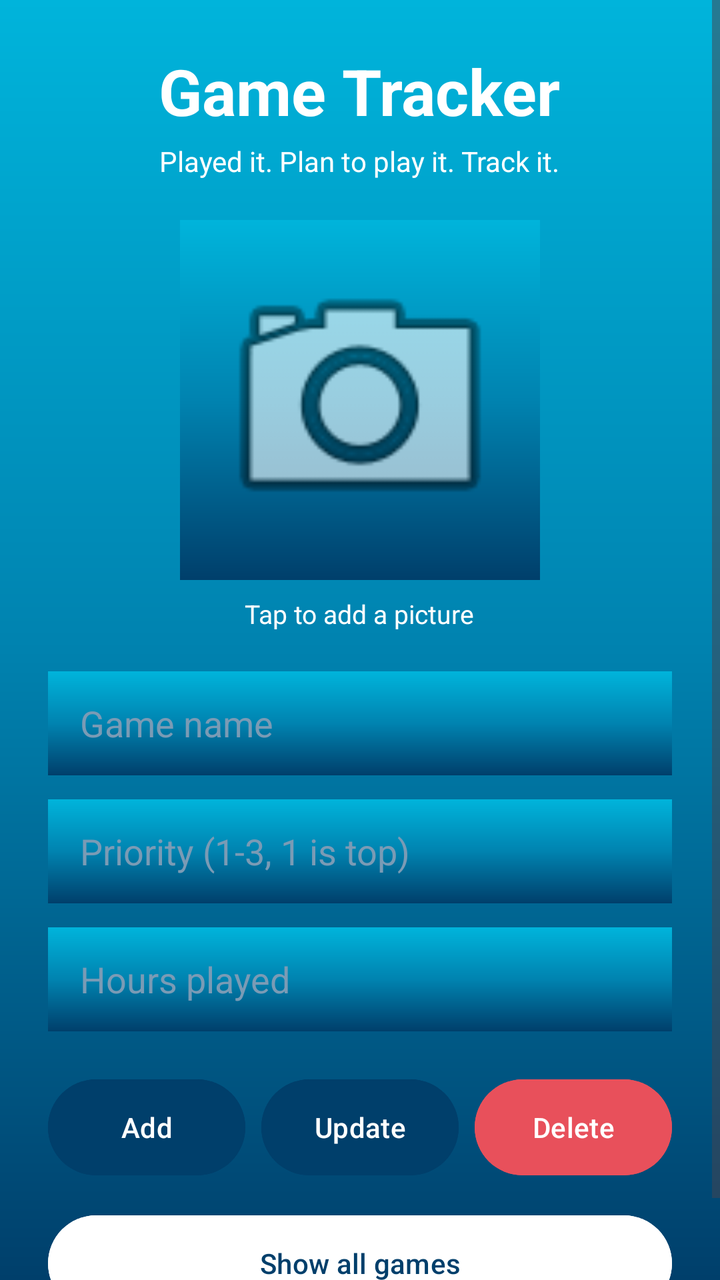
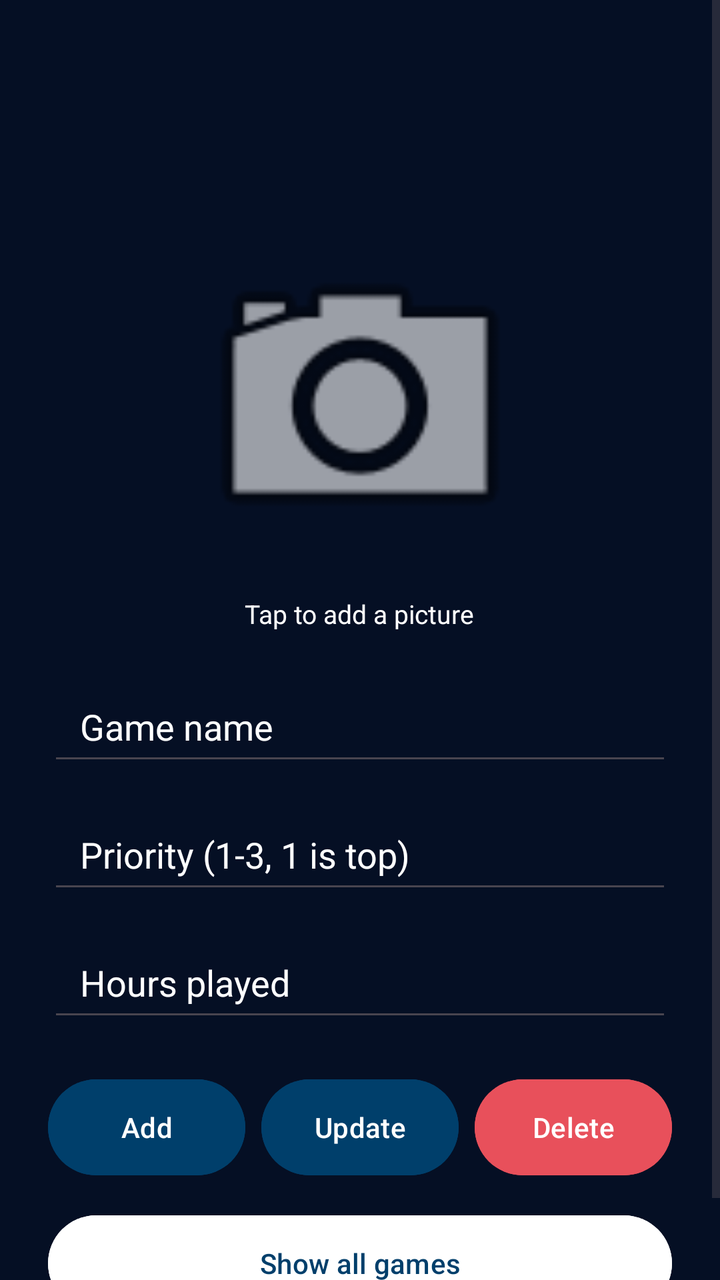

An Android layout rendered at two revisions. The XML below is the earlier revision; the diff shows what the commit changed to produce the second picture.
<!-- AndroidManifest.xml: application theme Theme.MyApplication -->
<!-- res/layout/activity_main.xml -->
<?xml version="1.0" encoding="utf-8"?>
<ScrollView xmlns:android="http://schemas.android.com/apk/res/android"
    xmlns:tools="http://schemas.android.com/tools"
    android:id="@+id/main"
    android:layout_width="match_parent"
    android:layout_height="match_parent"
    android:background="@drawable/bg_ocean"
    android:fillViewport="true"
    tools:context=".MainActivity">

    <LinearLayout
        android:layout_width="match_parent"
        android:layout_height="wrap_content"
        android:gravity="center"
        android:orientation="vertical"
        android:padding="24dp">

        <TextView
            android:layout_width="wrap_content"
            android:layout_height="wrap_content"
            android:text="Game Tracker"
            android:textColor="@color/white"
            android:textSize="32sp"
            android:textStyle="bold" />

        <TextView
            android:layout_width="wrap_content"
            android:layout_height="wrap_content"
            android:layout_marginTop="4dp"
            android:layout_marginBottom="20dp"
            android:text="Played it. Plan to play it. Track it."
            android:textColor="@color/white"
            android:textSize="14sp" />

        <ImageView
            android:id="@+id/ivGame"
            android:layout_width="180dp"
            android:layout_height="180dp"
            android:background="@drawable/bg_card"
            android:padding="12dp"
            android:scaleType="centerCrop"
            android:src="@android:drawable/ic_menu_camera" />

        <TextView
            android:layout_width="wrap_content"
            android:layout_height="wrap_content"
            android:layout_marginTop="8dp"
            android:layout_marginBottom="20dp"
            android:text="Tap to add a picture"
            android:textColor="@color/white"
            android:textSize="13sp" />

        <EditText
            android:id="@+id/etName"
            android:layout_width="match_parent"
            android:layout_height="52dp"
            android:background="@drawable/bg_input"
            android:hint="Game name"
            android:inputType="textCapWords"
            android:paddingStart="16dp"
            android:paddingEnd="16dp"
            android:textColor="@color/navy"
            android:textColorHint="#7A9BB5" />

        <EditText
            android:id="@+id/etPriority"
            android:layout_width="match_parent"
            android:layout_height="52dp"
            android:layout_marginTop="12dp"
            android:background="@drawable/bg_input"
            android:hint="Priority (1-3, 1 is top)"
            android:inputType="number"
            android:maxLength="1"
            android:paddingStart="16dp"
            android:paddingEnd="16dp"
            android:textColor="@color/navy"
            android:textColorHint="#7A9BB5" />

        <EditText
            android:id="@+id/etHours"
            android:layout_width="match_parent"
            android:layout_height="52dp"
            android:layout_marginTop="12dp"
            android:background="@drawable/bg_input"
            android:hint="Hours played"
            android:inputType="numberDecimal"
            android:paddingStart="16dp"
            android:paddingEnd="16dp"
            android:textColor="@color/navy"
            android:textColorHint="#7A9BB5" />

        <LinearLayout
            android:layout_width="match_parent"
            android:layout_height="wrap_content"
            android:layout_marginTop="20dp"
            android:orientation="horizontal">

            <Button
                android:id="@+id/btnAdd"
                android:layout_width="0dp"
                android:layout_height="56dp"
                android:layout_marginEnd="4dp"
                android:layout_weight="1"
                android:backgroundTint="@color/navy"
                android:text="Add"
                android:textColor="@color/white" />

            <Button
                android:id="@+id/btnUpdate"
                android:layout_width="0dp"
                android:layout_height="56dp"
                android:layout_marginStart="4dp"
                android:layout_marginEnd="4dp"
                android:layout_weight="1"
                android:backgroundTint="@color/navy"
                android:text="Update"
                android:textColor="@color/white" />

            <Button
                android:id="@+id/btnDelete"
                android:layout_width="0dp"
                android:layout_height="56dp"
                android:layout_marginStart="4dp"
                android:layout_weight="1"
                android:backgroundTint="@color/coral"
                android:text="Delete"
                android:textColor="@color/white" />
        </LinearLayout>

        <Button
            android:id="@+id/btnShowAll"
            android:layout_width="match_parent"
            android:layout_height="56dp"
            android:layout_marginTop="12dp"
            android:backgroundTint="@color/white"
            android:text="Show all games"
            android:textColor="@color/navy" />
    </LinearLayout>
</ScrollView>
<!-- resources referenced by this layout -->
<resources>
  <color name="coral">#E8505B</color>
  <color name="navy">#003F6B</color>
  <color name="white">#FFFFFF</color>
  <!-- drawable bg_card (drawable) -->
  <?xml version="1.0" encoding="utf-8"?>
  <shape xmlns:android="http://schemas.android.com/apk/res/android">
      <gradient
          android:angle="270"
          android:startColor="@color/ocean_top"
          android:centerColor="@color/ocean_mid"
          android:endColor="@color/ocean_bottom" />
  </shape>
  <!-- drawable bg_input (drawable) -->
  <?xml version="1.0" encoding="utf-8"?>
  <shape xmlns:android="http://schemas.android.com/apk/res/android">
      <gradient
          android:angle="270"
          android:startColor="@color/ocean_top"
          android:centerColor="@color/ocean_mid"
          android:endColor="@color/ocean_bottom" />
  </shape>
  <!-- drawable bg_ocean (drawable) -->
  <?xml version="1.0" encoding="utf-8"?>
  <shape xmlns:android="http://schemas.android.com/apk/res/android">
      <gradient
          android:angle="270"
          android:startColor="@color/ocean_top"
          android:centerColor="@color/ocean_mid"
          android:endColor="@color/ocean_bottom" />
  </shape>
  <style name="Theme.MyApplication" parent="Theme.Material3.Light.NoActionBar">
          <item name="android:windowBackground">@drawable/bg_ocean</item>
          <item name="android:statusBarColor">@android:color/transparent</item>
          <item name="android:navigationBarColor">@android:color/transparent</item>
      </style>
  <color name="ocean_top">#00B4DB</color>
  <color name="ocean_mid">#0083B0</color>
  <color name="ocean_bottom">#003F6B</color>
</resources>

<!-- the commit's change to res/layout/activity_main.xml (unified diff, before → after) -->
@@ -13,12 +13,13 @@
         android:layout_height="wrap_content"
         android:gravity="center"
         android:orientation="vertical"
-        android:padding="24dp">
+        android:padding="24dp"
+        android:background="#050F24"
+        >
 
         <TextView
             android:layout_width="wrap_content"
             android:layout_height="wrap_content"
-            android:text="Game Tracker"
             android:textColor="@color/white"
             android:textSize="32sp"
             android:textStyle="bold" />
@@ -28,7 +29,6 @@
             android:layout_height="wrap_content"
             android:layout_marginTop="4dp"
             android:layout_marginBottom="20dp"
-            android:text="Played it. Plan to play it. Track it."
             android:textColor="@color/white"
             android:textSize="14sp" />
 
@@ -36,10 +36,10 @@
             android:id="@+id/ivGame"
             android:layout_width="180dp"
             android:layout_height="180dp"
-            android:background="@drawable/bg_card"
             android:padding="12dp"
             android:scaleType="centerCrop"
-            android:src="@android:drawable/ic_menu_camera" />
+            android:background="@android:drawable/ic_menu_camera"
+            />
 
         <TextView
             android:layout_width="wrap_content"
@@ -54,40 +54,37 @@
             android:id="@+id/etName"
             android:layout_width="match_parent"
             android:layout_height="52dp"
-            android:background="@drawable/bg_input"
+            android:textColorHint="@color/white"
             android:hint="Game name"
             android:inputType="textCapWords"
             android:paddingStart="16dp"
             android:paddingEnd="16dp"
-            android:textColor="@color/navy"
-            android:textColorHint="#7A9BB5" />
+            android:textColor="@color/white" />
 
         <EditText
             android:id="@+id/etPriority"
             android:layout_width="match_parent"
             android:layout_height="52dp"
             android:layout_marginTop="12dp"
-            android:background="@drawable/bg_input"
             android:hint="Priority (1-3, 1 is top)"
             android:inputType="number"
             android:maxLength="1"
             android:paddingStart="16dp"
             android:paddingEnd="16dp"
-            android:textColor="@color/navy"
-            android:textColorHint="#7A9BB5" />
+            android:textColorHint="@color/white"
+            android:textColor="@color/white"/>
 
         <EditText
             android:id="@+id/etHours"
             android:layout_width="match_parent"
             android:layout_height="52dp"
             android:layout_marginTop="12dp"
-            android:background="@drawable/bg_input"
             android:hint="Hours played"
             android:inputType="numberDecimal"
             android:paddingStart="16dp"
             android:paddingEnd="16dp"
-            android:textColor="@color/navy"
-            android:textColorHint="#7A9BB5" />
+            android:textColorHint="@color/white"
+            android:textColor="@color/white"/>
 
         <LinearLayout
             android:layout_width="match_parent"
<!-- resource entries referenced after the edit -->
@@ -3,24 +3,6 @@
   <color name="coral">#E8505B</color>
   <color name="navy">#003F6B</color>
   <color name="white">#FFFFFF</color>
-  <!-- drawable bg_card (drawable) -->
-  <?xml version="1.0" encoding="utf-8"?>
-  <shape xmlns:android="http://schemas.android.com/apk/res/android">
-      <gradient
-          android:angle="270"
-          android:startColor="@color/ocean_top"
-          android:centerColor="@color/ocean_mid"
-          android:endColor="@color/ocean_bottom" />
-  </shape>
-  <!-- drawable bg_input (drawable) -->
-  <?xml version="1.0" encoding="utf-8"?>
-  <shape xmlns:android="http://schemas.android.com/apk/res/android">
-      <gradient
-          android:angle="270"
-          android:startColor="@color/ocean_top"
-          android:centerColor="@color/ocean_mid"
-          android:endColor="@color/ocean_bottom" />
-  </shape>
   <!-- drawable bg_ocean (drawable) -->
   <?xml version="1.0" encoding="utf-8"?>
   <shape xmlns:android="http://schemas.android.com/apk/res/android">
